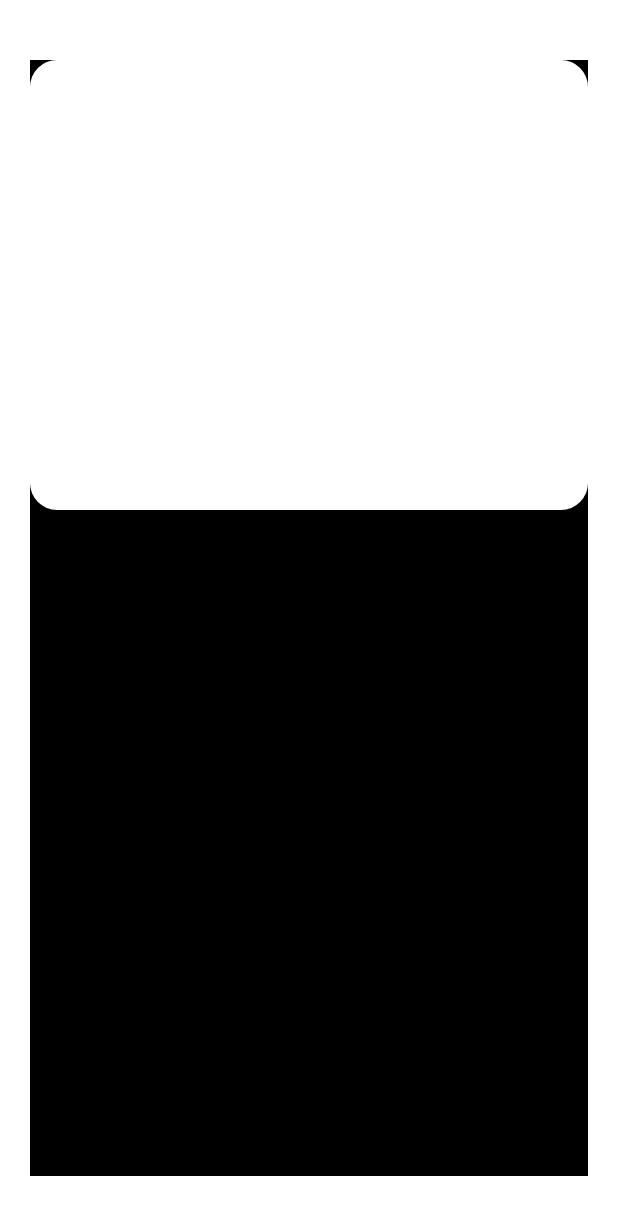
After one commit to 2023ZenDee/ZenDee_android, an Android app: the layout dialog_issue.xml on its own in the app's theme, with its tools: preview values and no code run, on a phone screen of 412 x 824 dp. The commit adds this screen. Shown: the top 1215 px of the screen. Run offline under Robolectric (Android 15) with nearby library versions, the phone set to English and light mode, and no system bars.

Commit message:
[UPDATE]

```diff
--- a/presentation/src/main/java/com/ggd/zendee/feature/main/MainActivity.kt
+++ b/presentation/src/main/java/com/ggd/zendee/feature/main/MainActivity.kt
@@ -17,6 +17,9 @@ class MainActivity : BaseActivity<ActivityMainBinding,MainViewModel>(R.layout.ac
     override val viewModel: MainViewModel by viewModels()
 
     override fun start() {
+        val actionBar = supportActionBar
+        actionBar!!.hide()
+
         val navView: BottomNavigationView = binding.navView
 
         val navHostFragment = supportFragmentManager.findFragmentById(R.id.nav_host_fragment) as NavHostFragment
--- /dev/null
+++ b/presentation/src/main/res/drawable/whilte_rectangle.xml
@@ -0,0 +1,11 @@
+<?xml version="1.0" encoding="utf-8"?>
+<shape xmlns:android="http://schemas.android.com/apk/res/android"
+    android:shape="rectangle">
+
+    <corners android:radius="18dp"/>
+
+    <solid android:color="@color/white"/>
+
+
+
+</shape>
--- /dev/null
+++ b/presentation/src/main/res/layout/dialog_issue.xml
@@ -0,0 +1,30 @@
+<?xml version="1.0" encoding="utf-8"?>
+<layout xmlns:tools="http://schemas.android.com/tools"
+    xmlns:app="http://schemas.android.com/apk/res-auto"
+    xmlns:android="http://schemas.android.com/apk/res/android">
+
+    <data>
+
+    </data>
+
+    <androidx.constraintlayout.widget.ConstraintLayout
+        android:layout_width="match_parent"
+        android:layout_height="match_parent"
+        android:layout_marginHorizontal="20dp"
+        android:layout_marginVertical="40dp"
+        android:background="@color/black">
+
+        <androidx.constraintlayout.widget.ConstraintLayout
+            android:id="@+id/issue_frame"
+            android:layout_width="match_parent"
+            android:layout_height="300dp"
+
+            android:background="@drawable/whilte_rectangle"
+
+            app:layout_constraintEnd_toEndOf="parent"
+            app:layout_constraintStart_toStartOf="parent"
+            app:layout_constraintTop_toTopOf="parent" />
+
+
+    </androidx.constraintlayout.widget.ConstraintLayout>
+</layout>
```
Also changed, not shown: presentation/src/main/java/com/ggd/zendee/feature/map/IssueDialog.kt (added, +72 -0 lines), presentation/src/main/java/com/ggd/zendee/feature/map/MapFragment.kt (+14 -4 lines).
